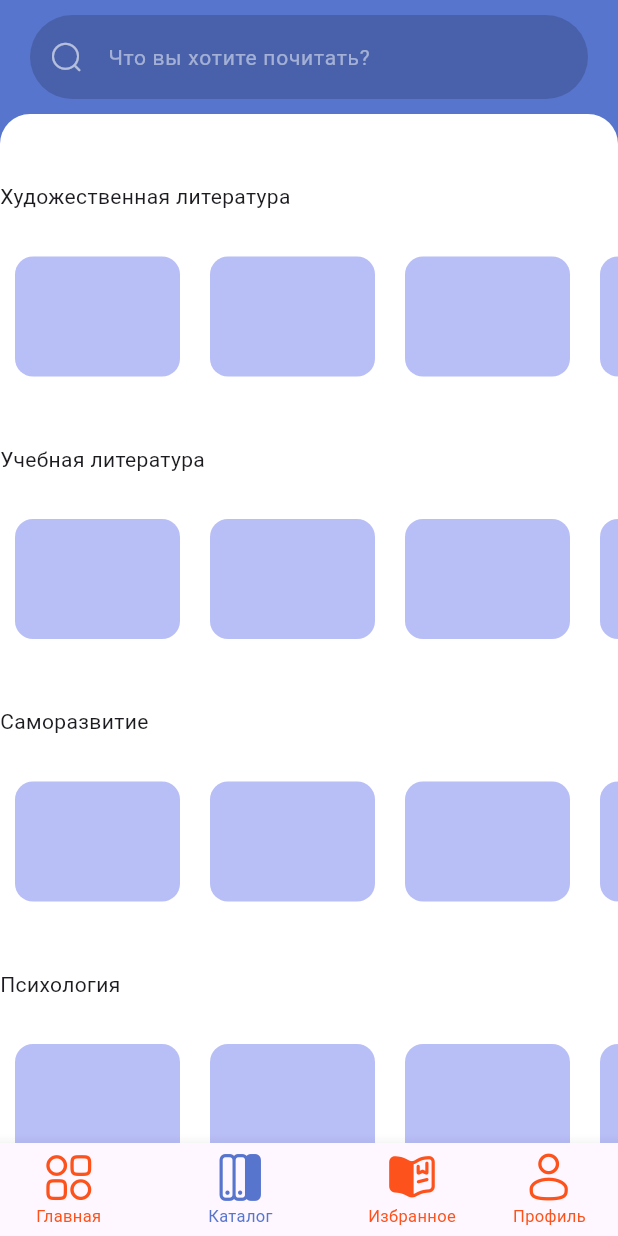
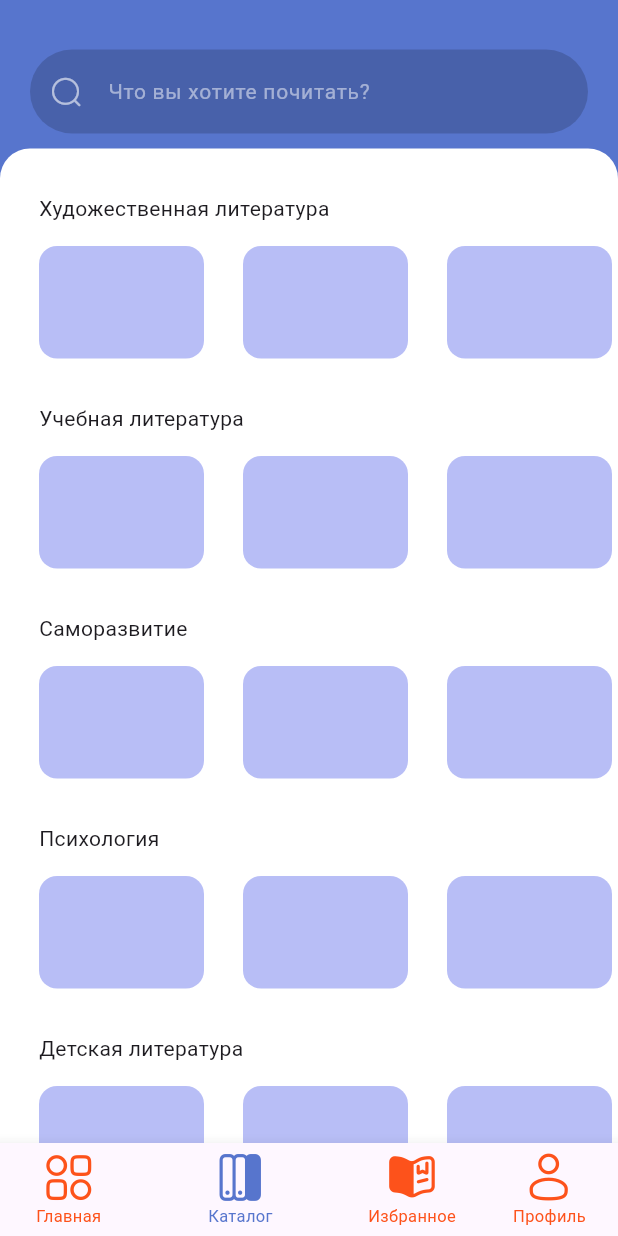
Before and after one commit to KASHINSKAES/BookTrack, a Flutter app: the screen it shows after launch, item 2 of the bottom bar chosen, on a phone screen of 412 x 824 dp. Run offline on Flutter 3.47's test engine with Material 3 defaults, Android fonts, the phone set to English and light mode, and no system bars; our stand-ins replace carousel_slider, flutter_svg; Roboto replaces fonts that are missing (MPLUSRounded1c).

Commit message:
seven commit

```diff
--- a/lib/pages/catalogPage.dart
+++ b/lib/pages/catalogPage.dart
@@ -1,6 +1,5 @@
 import 'package:flutter/material.dart';
 import '/icons.dart';
-import '/widgets/bookGrid.dart';
 import 'package:flutter_svg/flutter_svg.dart';
 import 'package:carousel_slider/carousel_slider.dart';
 
@@ -29,7 +28,9 @@ class Catalogpage extends StatelessWidget {
             padding: const EdgeInsets.symmetric(horizontal: 20, vertical: 10),
             child: Column(
               children: [
-                TextField(
+                Padding(
+                  padding: EdgeInsets.only(top: 23),
+                  child: TextField(
                     decoration: InputDecoration(
                       hintText: 'Что вы хотите почитать?',
                       hintStyle: TextStyle(
@@ -51,12 +52,12 @@ class Catalogpage extends StatelessWidget {
                       ),
                     ),
                   ),
+                )
               ],
             ),
           ),
           Container(
             width: screenWidth,
-            padding: const EdgeInsets.symmetric(vertical: 15),
             decoration: BoxDecoration(
               color: const Color.fromARGB(255, 255, 255, 255),
               borderRadius: BorderRadius.only(
@@ -65,6 +66,21 @@ class Catalogpage extends StatelessWidget {
               ),
             ),
             child: Column(children: [
+              UncontainedLayout(
+                text: 'Художественная литература'
+                ),
+              UncontainedLayout(
+                text: 'Учебная литература',
+              ),
+              UncontainedLayout(
+                text: 'Саморазвитие',
+              ),
+              UncontainedLayout(
+                text: 'Психология',
+              ),
+              UncontainedLayout(
+                text: 'Детская литература',
+              ),
               UncontainedLayout(text: 'Художественная литература'),
               UncontainedLayout(
                 text: 'Учебная литература',
@@ -98,7 +114,7 @@ class UncontainedLayout extends StatelessWidget {
         crossAxisAlignment: CrossAxisAlignment.start,
         children: [
           Container(
-              margin: const EdgeInsets.only(top: 30),
+              margin: const EdgeInsets.only(top: 30, left: 26),
               child: Text(
                 text,
               )),
@@ -115,8 +131,7 @@ class UncontainedLayoutCard extends StatelessWidget {
   @override
   Widget build(BuildContext context) {
     return Container(
-      margin: const EdgeInsets.only(top: 15),
-      height: 110,
+      height: 90,
       child: ListView(
         // This next line does the trick.
         scrollDirection: Axis.horizontal,
@@ -137,7 +152,7 @@ class Box extends StatelessWidget {
   Widget build(BuildContext context) {
     return Container(
         width: 110,
-        margin: EdgeInsets.symmetric(horizontal: 10, vertical: 15),
+        margin: EdgeInsets.only(top: 15, left: 26),
         decoration: BoxDecoration(
           color: const Color(0xffB8BEF6),
           borderRadius: BorderRadius.circular(12.0),
```
Also changed, not shown: lib/pages/mainPage.dart (+45 -16 lines), lib/widgets/bookGrid.dart (+56 -54 lines). Lines whose indentation alone changed are shown as unchanged.
